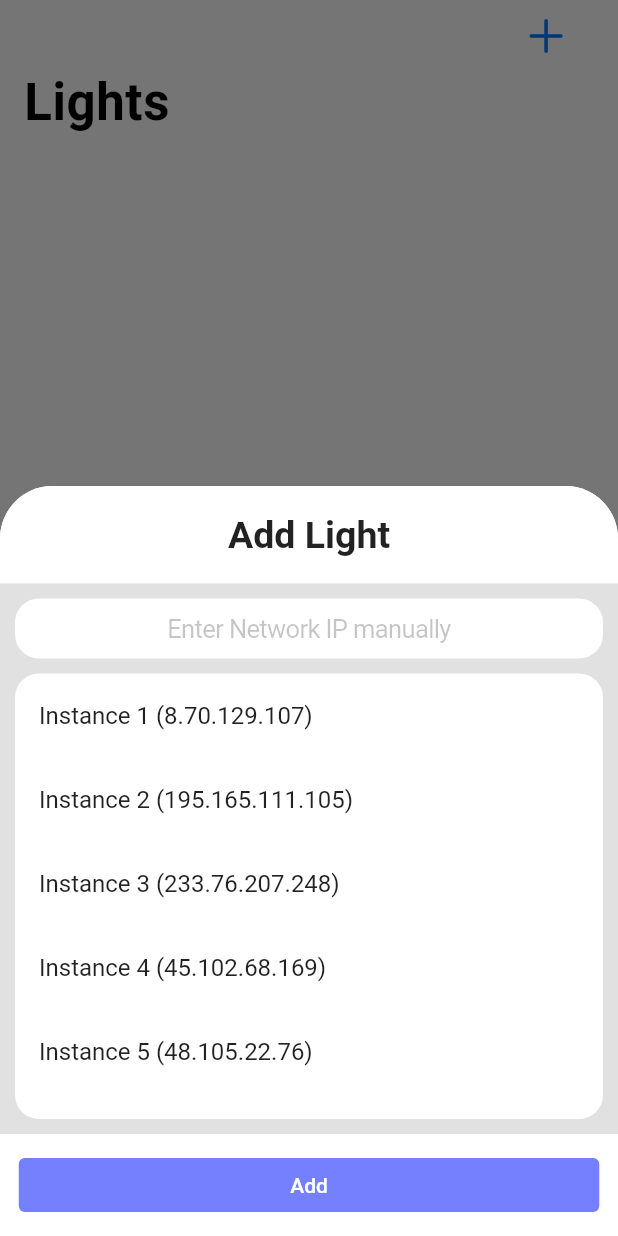
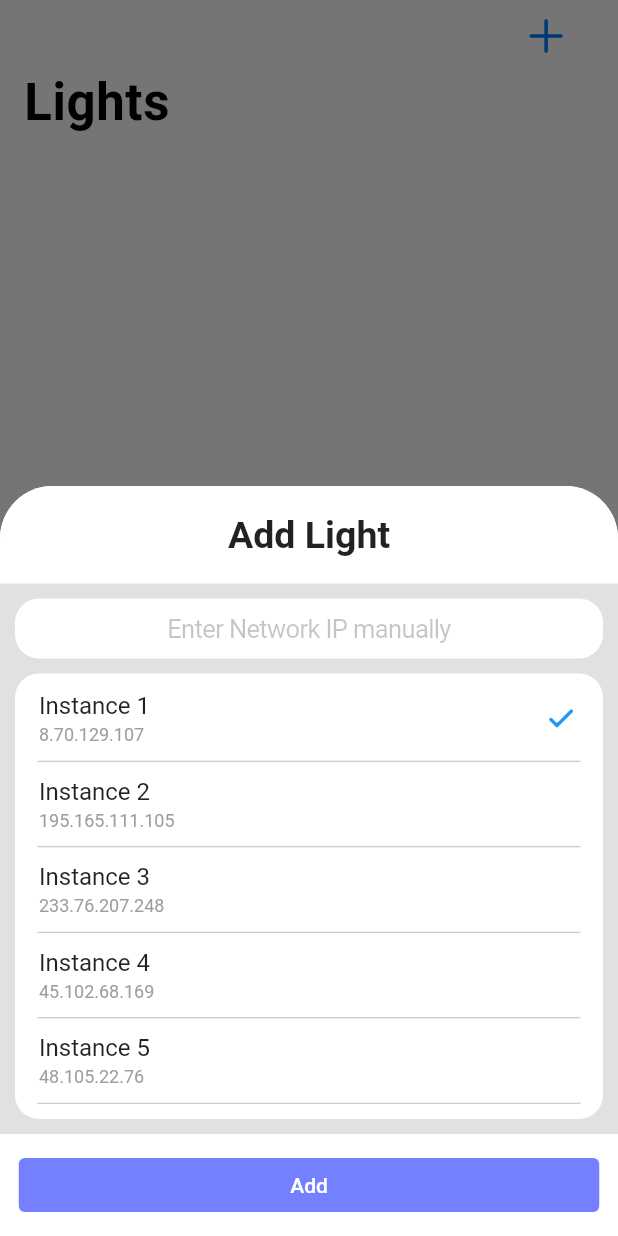
Before and after one commit to Light-Master/LightMaster, a Flutter app: the screen it shows after launch, after a tap on an icon or button, on a phone screen of 412 x 824 dp. Run offline on Flutter 3.47's test engine with Material 2 defaults, Android fonts, the light colour scheme and no system bars; our stand-ins replace bloc, flutter_bloc, flutter_xlider, tuple; missing offline and left inert: flex_color_picker, flutter_radio_button_group, http_interceptor.

Commit message:
improve styling of network instance list on AddLight widget

```diff
--- a/light_master_app/lib/modules/dashboard/screens/add_light.dart
+++ b/light_master_app/lib/modules/dashboard/screens/add_light.dart
@@ -86,11 +86,14 @@ class AddLight extends StatelessWidget {
                                   BorderRadius.all(Radius.circular(16))),
                           margin:
                               EdgeInsets.only(left: 10, right: 10, bottom: 10),
-                          // TODO: add auto search function to locate nearby lights on the network
+                          padding: EdgeInsets.only(top: 2, bottom: 2),
                           child: ListView(
+                            // TODO: replace with fetched addresses
                             children: debugNetworkAddresses
-                                .map((ad) => ListTile(
-                                    title: Text("${ad.item1} (${ad.item2})")))
+                                .asMap()
+                                .entries
+                                .map(buildSelectableLight)
+                                .expand((element) => element)
                                 .toList(),
                           )))
                 ]),
@@ -134,4 +137,40 @@ class AddLight extends StatelessWidget {
               )
             ]));
   }
+
+  Iterable<Widget> buildSelectableLight(
+      MapEntry<int, Tuple2<String, String>> lightEntry) {
+    var index = lightEntry.key;
+    var light = lightEntry.value;
+
+    var lightTile = ListTile(
+        title: Column(
+          crossAxisAlignment: CrossAxisAlignment.start,
+          children: [
+            Text(light.item1),
+            Container(
+                margin: EdgeInsets.only(top: 3),
+                child: Text(light.item2,
+                    style: TextStyle(color: Colors.grey[500], fontSize: 12)))
+          ],
+        ),
+        onTap: () {
+          // todo: emit event to BloC component that in turn triggers redrawing
+        },
+        trailing: index == 0
+            ? Icon(
+                CupertinoIcons.checkmark_alt,
+                color: Colors.blue,
+              )
+            : null);
+
+    return index == 0
+        ? [lightTile]
+        : [
+            Padding(
+                padding: EdgeInsets.only(left: 15, right: 15),
+                child: Divider(height: 1, color: Colors.grey[400])),
+            lightTile
+          ];
+  }
 }
--- a/light_master_app/lib/modules/dashboard/screens/effects_light_settings.dart
+++ b/light_master_app/lib/modules/dashboard/screens/effects_light_settings.dart
@@ -94,6 +94,7 @@ class EffectsLightSettings extends StatelessWidget {
           child: Container(
               decoration: roundedCardDecoration,
               margin: EdgeInsets.only(top: 10, left: 10, right: 10, bottom: 8),
+              padding: EdgeInsets.only(top: 2, bottom: 2),
               child: BlocBuilder<ManagedLightSourceBloc, List<LightSource>>(
                   builder: (BuildContext context, List<LightSource> state) {
                 int index = 0;
```
